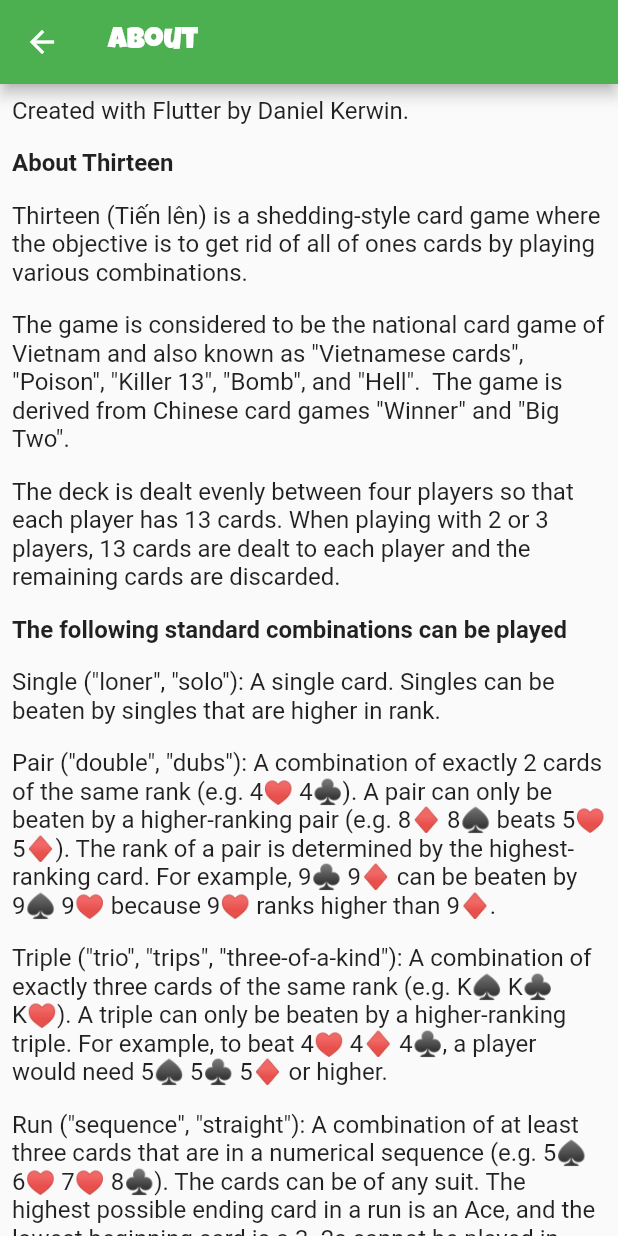
After one commit to danielkerwin/thirteen_app, a Flutter app: the AboutScreen screen opened by its route, on a phone screen of 412 x 824 dp. The commit adds this screen. Run offline on Flutter 3.47's test engine with Material 2 defaults, Android fonts, the phone set to English and light mode, and no system bars; our stand-ins replace audioplayers, cloud_firestore, cloud_functions, firebase_auth, firebase_core, flutter_riverpod and 3 more; accounts and stored records are empty.

Commit message:
feat: add about screen

```diff
--- a/lib/main.dart
+++ b/lib/main.dart
@@ -11,6 +11,7 @@ import 'providers/auth.provider.dart';
 import 'providers/providers.dart';
 import 'providers/shared_pref.provider.dart';
 import 'providers/user_data.provider.dart';
+import 'screens/about.screen.dart';
 import 'screens/auth.screen.dart';
 import 'screens/create_game.screen.dart';
 import 'screens/game.screen.dart';
@@ -73,6 +74,7 @@ class MyApp extends ConsumerWidget {
           home: auth == null ? const AuthScreen() : const TabsScreen(),
           routes: {
             CreateGameScreen.routeName: (ctx) => const CreateGameScreen(),
+            AboutScreen.routeName: (ctx) => const AboutScreen(),
           },
           onGenerateRoute: (settings) {
             final uri = Uri.parse(settings.name!);
--- /dev/null
+++ b/lib/screens/about.screen.dart
@@ -0,0 +1,105 @@
+import 'package:flutter/material.dart';
+
+class AboutScreen extends StatelessWidget {
+  static const routeName = '/about';
+  final paragraphs = const [
+    {'text': 'Created with Flutter by Daniel Kerwin.', 'isTitle': false},
+    {
+      'text': 'About Thirteen',
+      'isTitle': true,
+    },
+    {
+      'isTitle': false,
+      'text':
+          'Thirteen (Tiến lên) is a shedding-style card game where the objective is to get rid of all of ones cards by playing various combinations.',
+    },
+    {
+      'isTitle': false,
+      'text':
+          'The game is considered to be the national card game of Vietnam and also known as "Vietnamese cards", "Poison", "Killer 13", "Bomb", and "Hell".  The game is derived from Chinese card games "Winner" and "Big Two".',
+    },
+    {
+      'isTitle': false,
+      'text':
+          'The deck is dealt evenly between four players so that each player has 13 cards. When playing with 2 or 3 players, 13 cards are dealt to each player and the remaining cards are discarded.'
+    },
+    {
+      'isTitle': true,
+      'text': 'The following standard combinations can be played',
+    },
+    {
+      'isTitle': false,
+      'text':
+          'Single ("loner", "solo"): A single card. Singles can be beaten by singles that are higher in rank.'
+    },
+    {
+      'isTitle': false,
+      'text':
+          'Pair ("double", "dubs"): A combination of exactly 2 cards of the same rank (e.g. 4♥ 4♣). A pair can only be beaten by a higher-ranking pair (e.g. 8♦ 8♠ beats 5♥ 5♦). The rank of a pair is determined by the highest-ranking card. For example, 9♣ 9♦ can be beaten by 9♠ 9♥ because 9♥ ranks higher than 9♦.'
+    },
+    {
+      'isTitle': false,
+      'text':
+          'Triple ("trio", "trips", "three-of-a-kind"): A combination of exactly three cards of the same rank (e.g. K♠ K♣ K♥). A triple can only be beaten by a higher-ranking triple. For example, to beat 4♥ 4♦ 4♣, a player would need 5♠ 5♣ 5♦ or higher.'
+    },
+    {
+      'isTitle': false,
+      'text':
+          'Run ("sequence", "straight"): A combination of at least three cards that are in a numerical sequence (e.g. 5♠ 6♥ 7♥ 8♣). The cards can be of any suit. The highest possible ending card in a run is an Ace, and the lowest beginning card is a 3. 2s cannot be played in runs. A run can only be beaten by a higher-ranking run (e.g. 10♠ J♦ Q♥ beats 8♠ 9♦ 10♠). As with pairs, the rank of a run is determined by the highest-ranking card. For example, 7♥ 8♦ 9♣ can be beaten by 7♠ 8♣ 9♥ because 9♥ ranks higher than 9♣.'
+    },
+    {'isTitle': true, 'text': 'Playing the game'},
+    {
+      'isTitle': false,
+      'text':
+          'The player who has the 3♠ starts the game (or the player with the lowest card in a 2 or 3 player game). The 3♠ (or lowest card) must be part of the first play, either on its own or as part of a combination.'
+    },
+    {'isTitle': false, 'text': 'Play moves anti clockwise to the next player.'},
+    {
+      'isTitle': false,
+      'text':
+          'During a turn, a player can choose to pass. A player who has passed cannot reenter the game until all the remaining players have passed.'
+    },
+    {
+      'isTitle': false,
+      'text':
+          'When a player plays a combination and everyone else passes, he or she has control and can play any legal combination.'
+    },
+    {
+      'isTitle': false,
+      'text':
+          'The first person to shed all thirteen cards is declared the winner. The game continues until all players but one have gone out.'
+    },
+  ];
+
+  const AboutScreen({Key? key}) : super(key: key);
+
+  @override
+  Widget build(BuildContext context) {
+    return Scaffold(
+      appBar: AppBar(
+        title: const Text(
+          'About',
+          style: TextStyle(fontFamily: 'LuckiestGuy'),
+        ),
+      ),
+      body: ListView(
+        children: paragraphs
+            .map(
+              (item) => Padding(
+                padding: const EdgeInsets.all(8.0),
+                child: Text(
+                  item['text'] as String,
+                  style: TextStyle(
+                    fontSize: 16,
+                    fontWeight: item['isTitle'] as bool
+                        ? FontWeight.bold
+                        : FontWeight.normal,
+                  ),
+                ),
+              ),
+            )
+            .toList(),
+      ),
+    );
+  }
+}
--- a/lib/screens/settings.screen.dart
+++ b/lib/screens/settings.screen.dart
@@ -5,6 +5,7 @@ import 'package:flutter_riverpod/flutter_riverpod.dart';
 import '../providers/database.provider.dart';
 import '../providers/user_data.provider.dart';
 import '../widgets/main/loading.dart';
+import 'about.screen.dart';
 
 class SettingsScreen extends ConsumerWidget {
   static const routeName = '/settings';
@@ -26,7 +27,12 @@ class SettingsScreen extends ConsumerWidget {
             value: user.isDarkMode,
             title: const Text('Toggle Dark Mode'),
           ),
-          OutlinedButton(
+          ListTile(
+            title: const Text('About'),
+            onTap: () => Navigator.of(context).pushNamed(AboutScreen.routeName),
+          ),
+          const Divider(),
+          TextButton(
             onPressed: FirebaseAuth.instance.signOut,
             child: const Text('Sign out'),
           )
```
